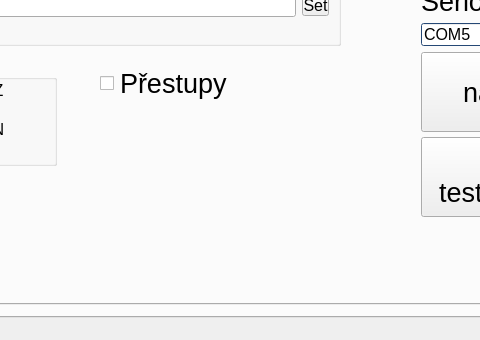
Old version of the form mainwindow.ui in the repository frutabruta/VDV301tester; both pictures show x 85 to 565 and y 140 to 480 of the 800 by 480 pixel window.
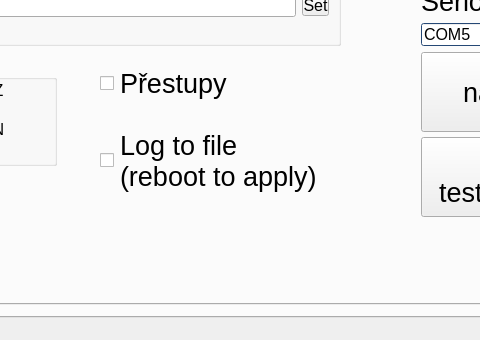
New version of the form. The open tabs and pages were chosen to show the change.

Diff of the .ui file:
```diff
--- a/mainwindow.ui
+++ b/mainwindow.ui
@@ -3377,6 +3377,25 @@
              </item>
             </layout>
            </widget>
+           <widget class="QCheckBox" name="checkBox_configuration_logToFile">
+            <property name="geometry">
+             <rect>
+              <x>170</x>
+              <y>180</y>
+              <width>281</width>
+              <height>71</height>
+             </rect>
+            </property>
+            <property name="font">
+             <font>
+              <pointsize>20</pointsize>
+             </font>
+            </property>
+            <property name="text">
+             <string>Log to file
+(reboot to apply)</string>
+            </property>
+           </widget>
           </widget>
          </widget>
         </item>
```
Left out of the diff: 2 changed lines with no effect on the pictures.
